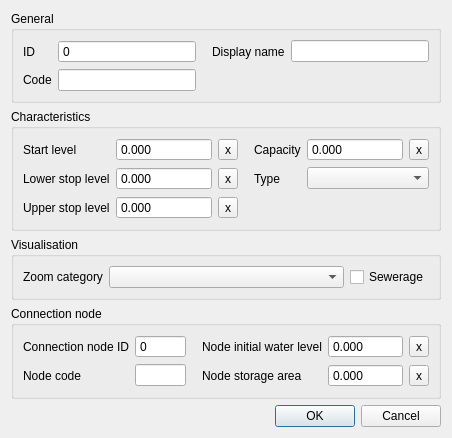
The window that threedi_schematisation_editor/forms/ui/pumpstation.ui (nens/threedi-schematisation-editor) describes before a commit, drawn with Qt 5.
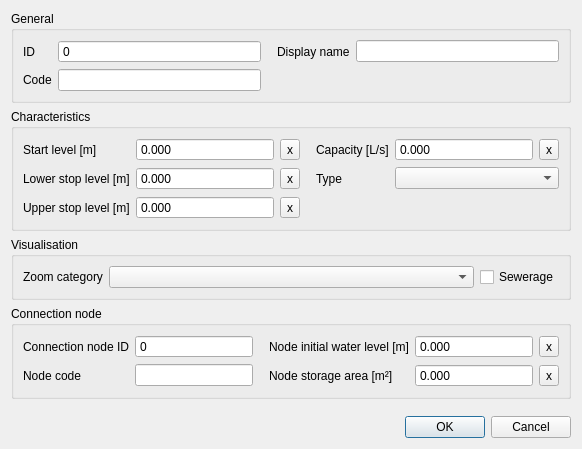
The same window after the commit.

What changed in the file:
```diff
--- a/threedi_schematisation_editor/forms/ui/pumpstation.ui
+++ b/threedi_schematisation_editor/forms/ui/pumpstation.ui
@@ -6,8 +6,8 @@
    <rect>
     <x>0</x>
     <y>0</y>
-    <width>450</width>
-    <height>400</height>
+    <width>582</width>
+    <height>449</height>
    </rect>
   </property>
   <property name="windowTitle">
@@ -241,7 +241,7 @@
          <locale language="English" country="UnitedStates"/>
         </property>
         <property name="text">
-         <string>Start level</string>
+         <string>Start level [m]</string>
         </property>
         <property name="alignment">
          <set>Qt::AlignLeading|Qt::AlignLeft|Qt::AlignVCenter</set>
@@ -254,7 +254,7 @@
          <locale language="English" country="UnitedStates"/>
         </property>
         <property name="text">
-         <string>Lower stop level</string>
+         <string>Lower stop level [m]</string>
         </property>
         <property name="alignment">
          <set>Qt::AlignLeading|Qt::AlignLeft|Qt::AlignVCenter</set>
@@ -283,7 +283,7 @@
          <locale language="English" country="UnitedStates"/>
         </property>
         <property name="text">
-         <string>Capacity</string>
+         <string>Capacity [L/s]</string>
         </property>
         <property name="alignment">
          <set>Qt::AlignLeading|Qt::AlignLeft|Qt::AlignVCenter</set>
@@ -384,7 +384,7 @@
          <locale language="English" country="UnitedStates"/>
         </property>
         <property name="text">
-         <string>Upper stop level</string>
+         <string>Upper stop level [m]</string>
         </property>
         <property name="alignment">
          <set>Qt::AlignLeading|Qt::AlignLeft|Qt::AlignVCenter</set>
@@ -460,7 +460,7 @@
          <locale language="English" country="UnitedStates"/>
         </property>
         <property name="text">
-         <string>Node storage area</string>
+         <string>Node storage area [m²]</string>
         </property>
         <property name="alignment">
          <set>Qt::AlignLeading|Qt::AlignLeft|Qt::AlignVCenter</set>
@@ -489,7 +489,7 @@
          <locale language="English" country="UnitedStates"/>
         </property>
         <property name="text">
-         <string>Node initial water level</string>
+         <string>Node initial water level [m]</string>
         </property>
         <property name="alignment">
          <set>Qt::AlignLeading|Qt::AlignLeft|Qt::AlignVCenter</set>
```
